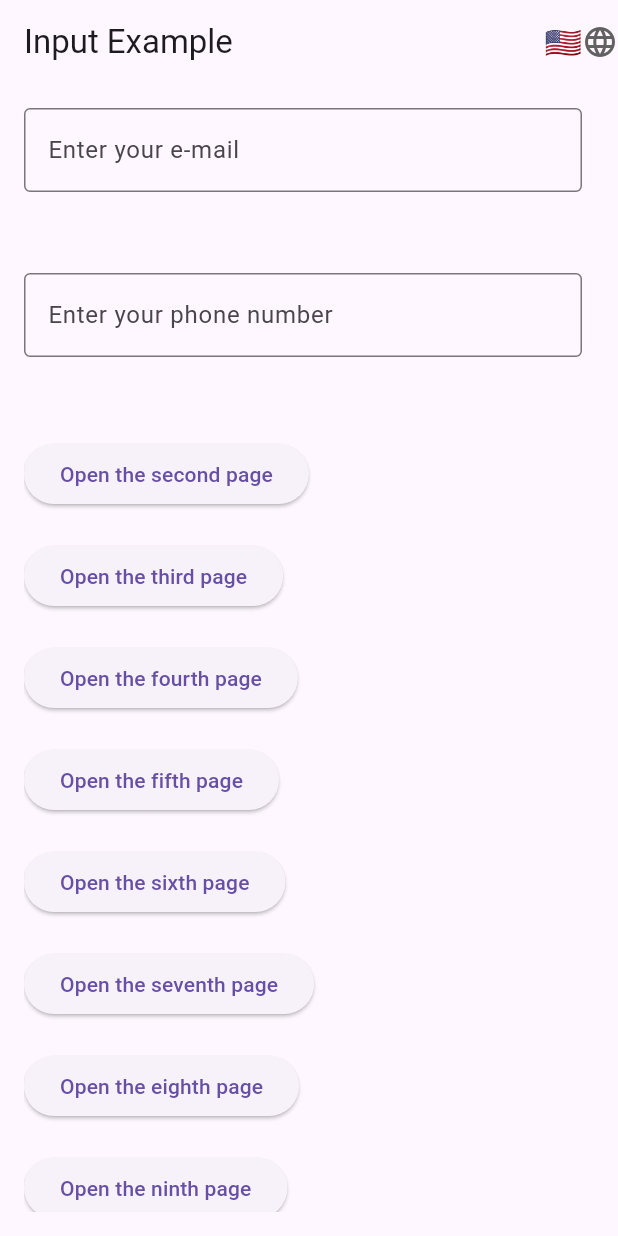
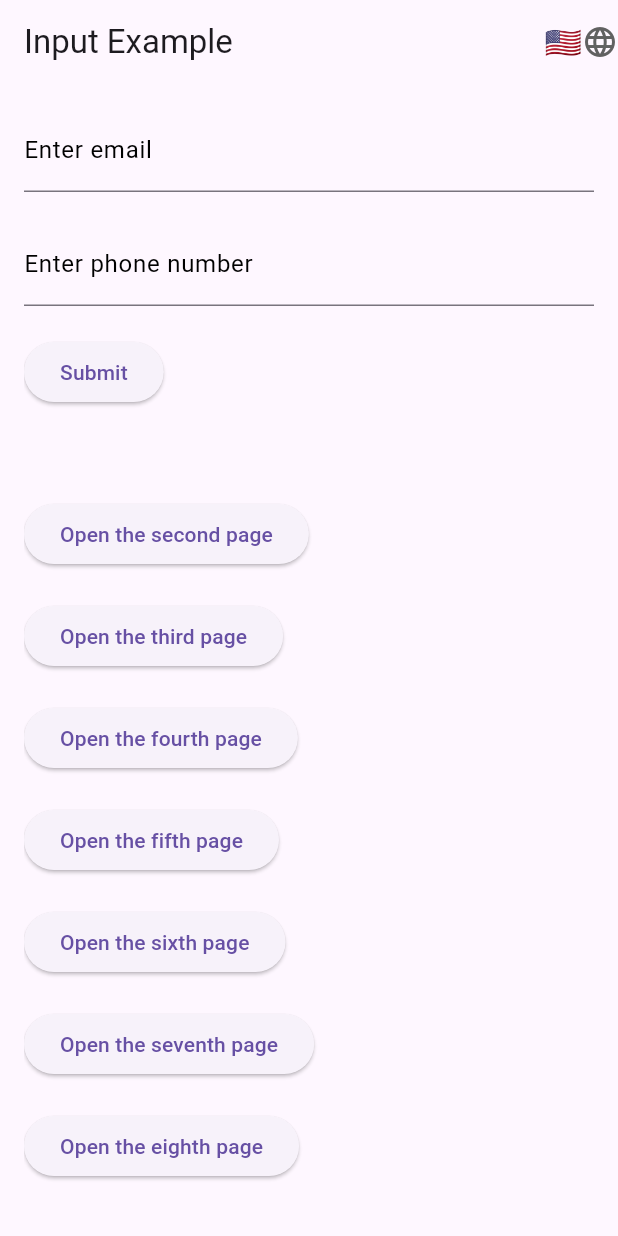
Before and after one commit to tanyashybko/Valid_email, a Flutter app: the screen it shows after launch, on a phone screen of 412 x 824 dp. Run offline on Flutter 3.47's test engine with Material 3 defaults, Android fonts, the phone set to English and light mode, and no system bars; our stand-ins replace email_validator; generated files the repository leaves out were written again.

Commit message:
Added form_valid_widget.dart

```diff
--- a/valid_email/lib/l10n/arb/app_en.arb
+++ b/valid_email/lib/l10n/arb/app_en.arb
@@ -49,5 +49,11 @@
   "flipCardError": "Failed to load image",
 
   "licenseTitle": "Licenses",
-  "licenseError": "Error"
+  "licenseError": "Error",
+
+  "formSuccess": "Form successfully submitted",
+  "emailLabel": "Enter email",
+  "phoneLabel": "Enter phone number",
+  "submitButton": "Submit"
+
 }
--- a/valid_email/lib/widgets/input_example_screen.dart
+++ b/valid_email/lib/widgets/input_example_screen.dart
@@ -1,7 +1,8 @@
 import 'package:flutter/material.dart';
 import 'package:valid_email/l10n/l10n.dart';
-import 'package:valid_email/widgets/validation/phone_valid_widget.dart';
-import 'package:valid_email/widgets/validation/email_valid_widget.dart';
+import 'package:valid_email/widgets/validation/form_valid_widget.dart';
+//import 'package:valid_email/widgets/validation/phone_valid_widget.dart';
+//import 'package:valid_email/widgets/validation/email_valid_widget.dart';
 import '../localization/language_switcher.dart';
 
 class InputExampleScreen extends StatelessWidget {
@@ -23,10 +24,11 @@ class InputExampleScreen extends StatelessWidget {
           child: Column(
             crossAxisAlignment: CrossAxisAlignment.start,
             children: [
-              const EmailValidWidget(),
-              const SizedBox(height: 20),
-              const PhoneValidWidget(),
-              const SizedBox(height: 20),
+              // const EmailValidWidget(),
+              // const SizedBox(height: 20),
+              // const PhoneValidWidget(),
+              const FormValidWidget(),
+              const SizedBox(height: 60),
               ElevatedButton(
                 onPressed: () {
                   Navigator.pushNamed(context, '/second');
--- /dev/null
+++ b/valid_email/lib/widgets/validation/form_valid_widget.dart
@@ -0,0 +1,98 @@
+import 'package:flutter/material.dart';
+import 'package:valid_email/features/validation/my_custom_email_validator.dart';
+import 'package:valid_email/features/validation/my_custom_phone_validator.dart';
+import 'package:valid_email/features/validation/error_handler.dart';
+import 'package:valid_email/l10n/l10n.dart';
+
+class FormValidWidget extends StatefulWidget {
+  const FormValidWidget({super.key});
+
+  @override
+  State<FormValidWidget> createState() => _FormValidWidgetState();
+}
+
+class _FormValidWidgetState extends State<FormValidWidget> {
+  final _formKey = GlobalKey<FormState>();
+  final MyCustomEmailValidator emailValidator = MyCustomEmailValidator();
+  final MyCustomPhoneValidator phoneValidator = MyCustomPhoneValidator();
+  final ErrorHandler errorHandler = ErrorHandler();
+
+  String _email = '';
+  String _phone = '';
+
+  Color _emailFieldColor = Colors.black;
+  Color _phoneFieldColor = Colors.black;
+
+  void _submitForm() {
+    if (_formKey.currentState!.validate()) {
+      _formKey.currentState!.save();
+
+      ScaffoldMessenger.of(context).showSnackBar(
+        SnackBar(content: Text('Email: $_email\nPhone: $_phone')),
+      );
+    }
+  }
+
+  @override
+  Widget build(BuildContext context) {
+    return Form(
+      key: _formKey,
+      child: Column(
+        crossAxisAlignment: CrossAxisAlignment.start,
+        children: <Widget>[
+          TextFormField(
+            decoration: InputDecoration(
+              labelText: context.l10n.emailLabel,
+              labelStyle: TextStyle(color: _emailFieldColor),
+            ),
+            validator: (value) {
+              final error = emailValidator.validate(value ?? '');
+              String? errorMessage;
+              errorHandler.handle(error, (message, color) {
+                setState(() {
+                  errorMessage = message;
+                  _emailFieldColor = color;
+                });
+              }, context.l10n);
+              return errorMessage;
+            },
+            onSaved: (value) {
+              _email = value ?? '';
+            },
+          ),
+          const SizedBox(height: 20),
+          TextFormField(
+            decoration: InputDecoration(
+              labelText: context.l10n.phoneLabel,
+              labelStyle: TextStyle(color: _phoneFieldColor),
+            ),
+            validator: (value) {
+              final error = phoneValidator.validate(value ?? '');
+              String? errorMessage;
+              errorHandler.handle(error, (message, color) {
+                setState(() {
+                  errorMessage = message;
+                  _phoneFieldColor = color;
+                });
+              }, context.l10n);
+              return errorMessage;
+            },
+            onSaved: (value) {
+              _phone = value ?? '';
+            },
+            keyboardType: TextInputType.phone,
+          ),
+          const SizedBox(height: 20),
+          ElevatedButton(
+            onPressed: () {
+              if (_formKey.currentState!.validate()) {
+                _submitForm();
+              }
+            },
+            child: Text(context.l10n.submitButton),
+          ),
+        ],
+      ),
+    );
+  }
+}
```
Also changed, not shown: valid_email/lib/l10n/arb/app_ru.arb (+6 -1 lines).
